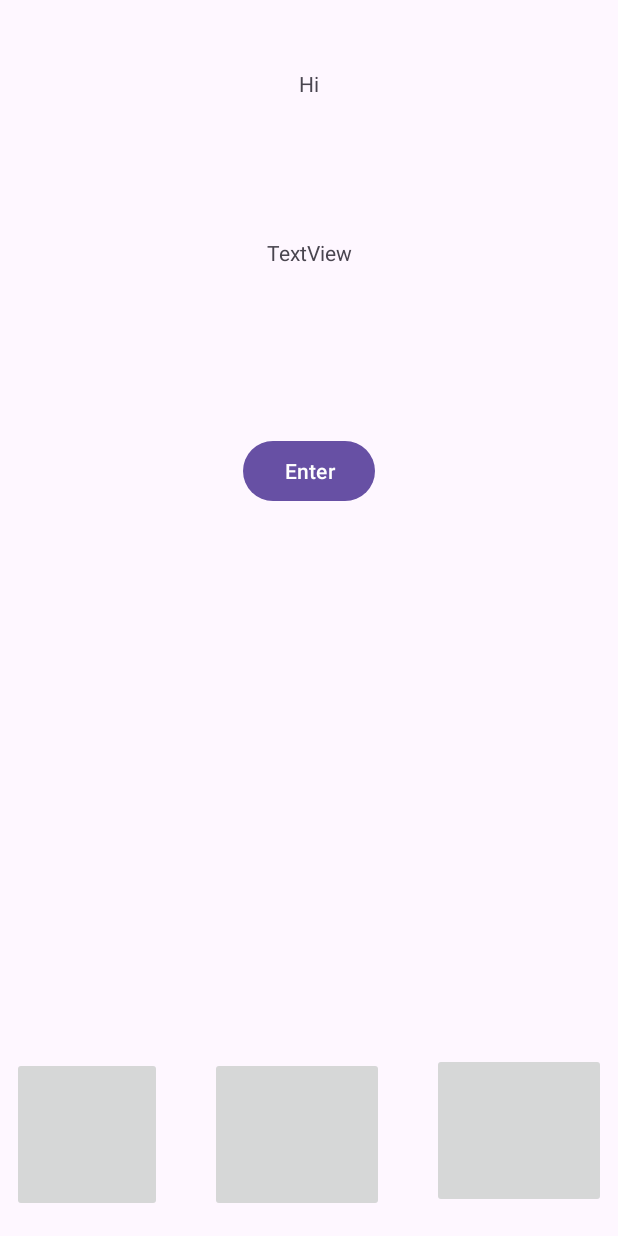
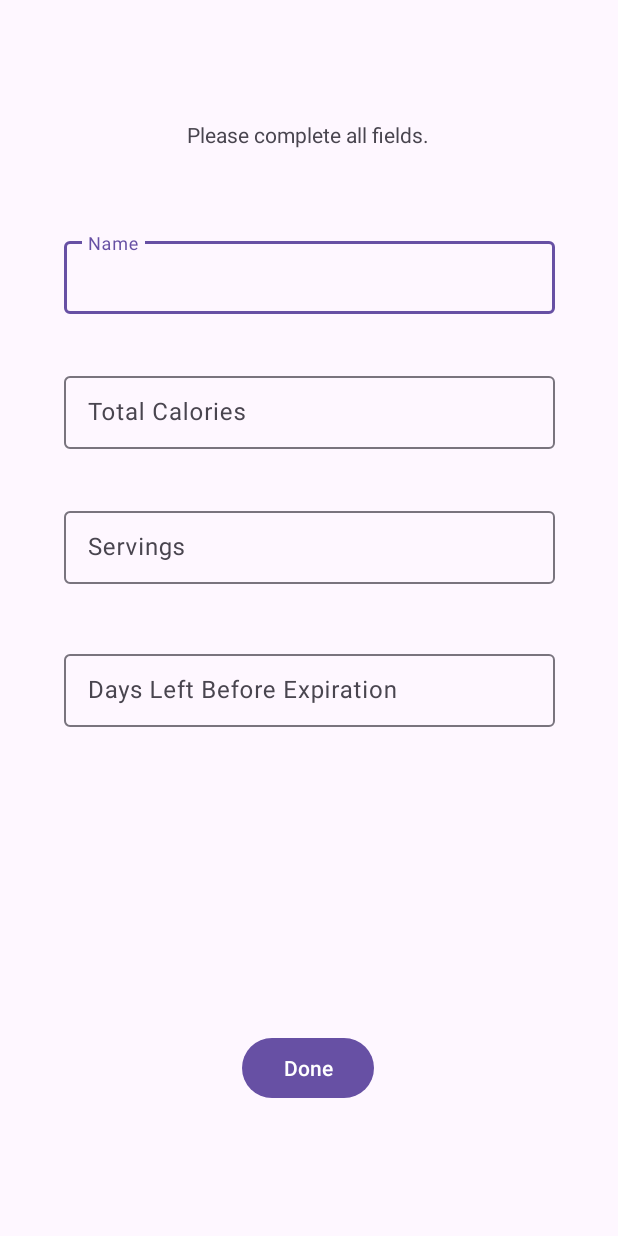
Before and after one commit to DDRanderson/AppProgGroupProject, an Android app: the screen it shows after launch (MainActivity), on a phone screen of 412 x 824 dp. Run offline under Robolectric (Android 15) with nearby library versions, the phone set to English and light mode, and no system bars.

Commit message:
XML Layout for Leftover Creator Page

```diff
--- a/app/src/main/java/com/example/leftovertracker/MainActivity.java
+++ b/app/src/main/java/com/example/leftovertracker/MainActivity.java
@@ -9,6 +9,6 @@ public class MainActivity extends AppCompatActivity {
     @Override
     protected void onCreate(Bundle savedInstanceState) {
         super.onCreate(savedInstanceState);
-        setContentView(R.layout.activity_main);
+        setContentView(R.layout.createleftover);
     }
 }
--- /dev/null
+++ b/app/src/main/res/layout/calendar.xml
@@ -0,0 +1,7 @@
+<?xml version="1.0" encoding="utf-8"?>
+<androidx.constraintlayout.widget.ConstraintLayout xmlns:android="http://schemas.android.com/apk/res/android"
+    android:id="@+id/constraintLayout4"
+    android:layout_width="match_parent"
+    android:layout_height="match_parent">
+
+</androidx.constraintlayout.widget.ConstraintLayout>
--- /dev/null
+++ b/app/src/main/res/layout/createleftover.xml
@@ -0,0 +1,97 @@
+<?xml version="1.0" encoding="utf-8"?>
+<androidx.constraintlayout.widget.ConstraintLayout xmlns:android="http://schemas.android.com/apk/res/android"
+    xmlns:app="http://schemas.android.com/apk/res-auto"
+    xmlns:tools="http://schemas.android.com/tools"
+    android:id="@+id/constraintLayout2"
+    android:layout_width="match_parent"
+    android:layout_height="match_parent">
+
+    <TextView
+        android:id="@+id/create_instructions"
+        android:layout_width="wrap_content"
+        android:layout_height="wrap_content"
+        android:layout_marginTop="80dp"
+        android:text="@string/createinstructions"
+        app:layout_constraintEnd_toEndOf="parent"
+        app:layout_constraintHorizontal_bias="0.497"
+        app:layout_constraintStart_toStartOf="parent"
+        app:layout_constraintTop_toTopOf="parent" />
+
+    <com.google.android.material.textfield.TextInputLayout
+        android:id="@+id/textInputLayout4"
+        android:layout_width="327dp"
+        android:layout_height="54dp"
+        android:layout_marginTop="56dp"
+        app:layout_constraintEnd_toEndOf="parent"
+        app:layout_constraintStart_toStartOf="parent"
+        app:layout_constraintTop_toBottomOf="@+id/create_instructions">
+
+        <com.google.android.material.textfield.TextInputEditText
+            android:id="@+id/itemName"
+            android:layout_width="match_parent"
+            android:layout_height="wrap_content"
+            android:hint="@string/itemname" />
+    </com.google.android.material.textfield.TextInputLayout>
+
+    <com.google.android.material.textfield.TextInputLayout
+        android:id="@+id/textInputLayout"
+        android:layout_width="327dp"
+        android:layout_height="54dp"
+        android:layout_marginTop="36dp"
+        app:layout_constraintEnd_toEndOf="parent"
+        app:layout_constraintStart_toStartOf="parent"
+        app:layout_constraintTop_toBottomOf="@+id/textInputLayout4">
+
+        <com.google.android.material.textfield.TextInputEditText
+            android:id="@+id/itemCalories"
+            android:layout_width="match_parent"
+            android:layout_height="wrap_content"
+            android:hint="@string/itemcalories" />
+    </com.google.android.material.textfield.TextInputLayout>
+
+    <com.google.android.material.textfield.TextInputLayout
+        android:id="@+id/textInputLayout2"
+        android:layout_width="327dp"
+        android:layout_height="54dp"
+        android:layout_marginTop="36dp"
+        app:layout_constraintEnd_toEndOf="parent"
+        app:layout_constraintStart_toStartOf="parent"
+        app:layout_constraintTop_toBottomOf="@+id/textInputLayout">
+
+        <com.google.android.material.textfield.TextInputEditText
+            android:id="@+id/itemServings"
+            android:layout_width="match_parent"
+            android:layout_height="wrap_content"
+            android:hint="@string/itemservings" />
+    </com.google.android.material.textfield.TextInputLayout>
+
+    <com.google.android.material.textfield.TextInputLayout
+        android:id="@+id/textInputLayout3"
+        android:layout_width="327dp"
+        android:layout_height="54dp"
+        android:layout_marginTop="36dp"
+        app:layout_constraintBottom_toBottomOf="parent"
+        app:layout_constraintEnd_toEndOf="parent"
+        app:layout_constraintStart_toStartOf="parent"
+        app:layout_constraintTop_toBottomOf="@+id/textInputLayout2"
+        app:layout_constraintVertical_bias="0.015">
+
+        <com.google.android.material.textfield.TextInputEditText
+            android:id="@+id/itemDaysLeft"
+            android:layout_width="match_parent"
+            android:layout_height="wrap_content"
+            android:hint="@string/itemdaysleft" />
+    </com.google.android.material.textfield.TextInputLayout>
+
+    <Button
+        android:id="@+id/createDone"
+        android:layout_width="wrap_content"
+        android:layout_height="wrap_content"
+        android:layout_marginBottom="88dp"
+        android:text="@string/Done"
+        app:layout_constraintBottom_toBottomOf="parent"
+        app:layout_constraintEnd_toEndOf="parent"
+        app:layout_constraintHorizontal_bias="0.498"
+        app:layout_constraintStart_toStartOf="parent" />
+
+</androidx.constraintlayout.widget.ConstraintLayout>
--- /dev/null
+++ b/app/src/main/res/layout/homepage.xml
@@ -0,0 +1,7 @@
+<?xml version="1.0" encoding="utf-8"?>
+<androidx.constraintlayout.widget.ConstraintLayout xmlns:android="http://schemas.android.com/apk/res/android"
+    android:id="@+id/constraintLayout3"
+    android:layout_width="match_parent"
+    android:layout_height="match_parent">
+
+</androidx.constraintlayout.widget.ConstraintLayout>
--- /dev/null
+++ b/app/src/main/res/layout/login.xml
@@ -0,0 +1,7 @@
+<?xml version="1.0" encoding="utf-8"?>
+<androidx.constraintlayout.widget.ConstraintLayout xmlns:android="http://schemas.android.com/apk/res/android"
+    android:id="@+id/constraintLayout"
+    android:layout_width="match_parent"
+    android:layout_height="match_parent">
+
+</androidx.constraintlayout.widget.ConstraintLayout>
--- a/app/src/main/res/values/strings.xml
+++ b/app/src/main/res/values/strings.xml
@@ -5,4 +5,10 @@
     <string name="homeScreen">Home Screen</string>
     <string name="buttonEnter">Enter</string>
     <string name="renetest">ReneTest</string>
+    <string name="createinstructions">Please complete all fields.</string>
+    <string name="itemname">Name</string>
+    <string name="itemcalories">Total Calories</string>
+    <string name="itemservings">Servings</string>
+    <string name="itemdaysleft">Days Left Before Expiration</string>
+    <string name="Done">Done</string>
 </resources>
```
